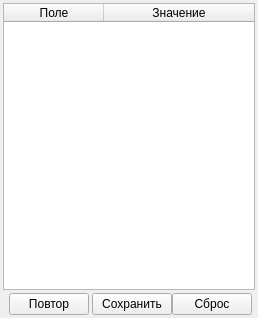
This is client/ui/modifypanel.ui in sshmakov/Traquera as Qt 5 draws it before an edit. The edited form follows.
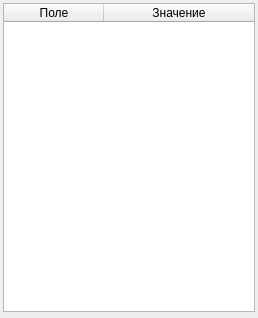
This is the edited form. Icons and pictures are not drawn.

Commit message: Дочернее для QueryPage окошко полей ModifyPanel - QueryFields Исправление загрузки файлов перевода

What changed in the file:
```diff
--- a/client/ui/modifypanel.ui
+++ b/client/ui/modifypanel.ui
@@ -20,7 +20,19 @@
    <property name="spacing">
     <number>3</number>
    </property>
-   <item row="0" column="0" colspan="4">
+   <item row="4" column="1">
+    <widget class="QWidget" name="buttonsPanel" native="true">
+     <layout class="QHBoxLayout" name="horizontalLayout">
+      <property name="spacing">
+       <number>0</number>
+      </property>
+      <property name="margin">
+       <number>0</number>
+      </property>
+     </layout>
+    </widget>
+   </item>
+   <item row="0" column="0" colspan="3">
     <widget class="QTableWidget" name="fieldsTableWidget">
      <property name="contextMenuPolicy">
       <enum>Qt::ActionsContextMenu</enum>
@@ -67,69 +79,6 @@
      </column>
     </widget>
    </item>
-   <item row="1" column="0" colspan="4">
-    <layout class="QVBoxLayout" name="verticalLayout"/>
-   </item>
-   <item row="5" column="2">
-    <widget class="QWidget" name="buttonsPanel" native="true">
-     <layout class="QHBoxLayout" name="horizontalLayout">
-      <property name="spacing">
-       <number>0</number>
-      </property>
-      <property name="margin">
-       <number>0</number>
-      </property>
-      <item>
-       <widget class="QPushButton" name="repeatButton">
-        <property name="toolTip">
-         <string>F4</string>
-        </property>
-        <property name="text">
-         <string>Повтор</string>
-        </property>
-        <property name="icon">
-         <iconset resource="ui/tracks.qrc">
-          <normaloff>:/images/refresh-24.png</normaloff>:/images/refresh-24.png</iconset>
-        </property>
-       </widget>
-      </item>
-      <item>
-       <spacer name="horizontalSpacer">
-        <property name="orientation">
-         <enum>Qt::Horizontal</enum>
-        </property>
-        <property name="sizeHint" stdset="0">
-         <size>
-          <width>40</width>
-          <height>20</height>
-         </size>
-        </property>
-       </spacer>
-      </item>
-      <item>
-       <widget class="QPushButton" name="saveChangesButton">
-        <property name="toolTip">
-         <string>Ctrl+Return</string>
-        </property>
-        <property name="text">
-         <string>Сохранить</string>
-        </property>
-        <property name="icon">
-         <iconset resource="ui/tracks.qrc">
-          <normaloff>:/images/filesave.png</normaloff>:/images/filesave.png</iconset>
-        </property>
-       </widget>
-      </item>
-      <item>
-       <widget class="QPushButton" name="pushButton">
-        <property name="text">
-         <string>Сброс</string>
-        </property>
-       </widget>
-      </item>
-     </layout>
-    </widget>
-   </item>
   </layout>
   <action name="actionApplyChanges">
    <property name="icon">
```
Left out of the diff: 9 changed lines with no effect on the pictures. The commit also changes 19 other files.
